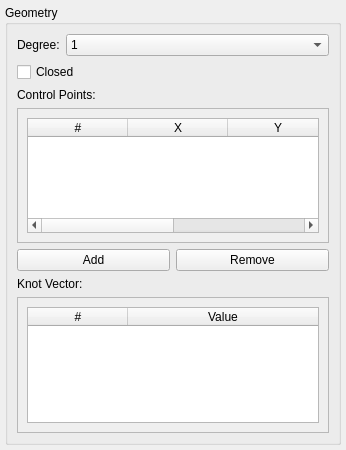
Before: the Qt Designer form librecad/src/ui/dialogs/entity/lc_splinepropertieseditingwidget.ui in LibreCAD/LibreCAD, drawn with Qt 5.
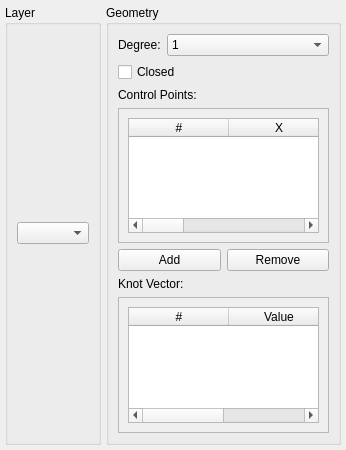
After: the same form once the commit is applied.

Patch:
```diff
--- a/librecad/src/ui/dialogs/entity/lc_splinepropertieseditingwidget.ui
+++ b/librecad/src/ui/dialogs/entity/lc_splinepropertieseditingwidget.ui
@@ -19,7 +19,10 @@
   <property name="accessibleDescription">
    <string>Edit properties of a spline entity, including degree, closed state, control points, and knot vector</string>
   </property>
-  <layout class="QGridLayout" name="gridLayout">
+  <layout class="QHBoxLayout" name="horizontalLayout">
+   <property name="spacing">
+    <number>5</number>
+   </property>
    <property name="leftMargin">
     <number>5</number>
    </property>
@@ -32,11 +35,48 @@
    <property name="bottomMargin">
     <number>5</number>
    </property>
-   <property name="spacing">
-    <number>5</number>
-   </property>
-   <item row="0" column="0">
+   <item>
+    <widget class="QGroupBox" name="groupBoxLayer">
+     <property name="title">
+      <string>Layer</string>
+     </property>
+     <property name="sizePolicy">
+      <sizepolicy hsizetype="Fixed" vsizetype="Preferred">
+       <horstretch>0</horstretch>
+       <verstretch>0</verstretch>
+      </sizepolicy>
+     </property>
+     <property name="maximumSize">
+      <size>
+       <width>150</width>
+       <height>16777215</height>
+      </size>
+     </property>
+     <layout class="QVBoxLayout" name="verticalLayoutLayer">
+      <item>
+       <widget class="QComboBox" name="cbLayer">
+        <property name="toolTip">
+         <string>Select the layer for the spline</string>
+        </property>
+        <property name="accessibleName">
+         <string>Layer ComboBox</string>
+        </property>
+        <property name="accessibleDescription">
+         <string>Choose the layer to which the spline belongs</string>
+        </property>
+       </widget>
+      </item>
+     </layout>
+    </widget>
+   </item>
+   <item>
     <widget class="QGroupBox" name="groupBoxGeometry">
+     <property name="sizePolicy">
+      <sizepolicy hsizetype="Expanding" vsizetype="Preferred">
+       <horstretch>1</horstretch>
+       <verstretch>0</verstretch>
+      </sizepolicy>
+     </property>
      <property name="title">
       <string>Geometry</string>
      </property>
```
